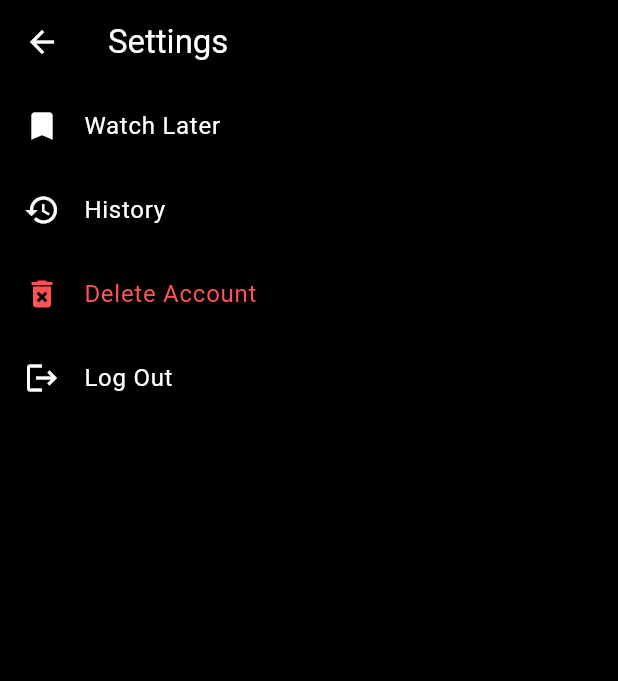
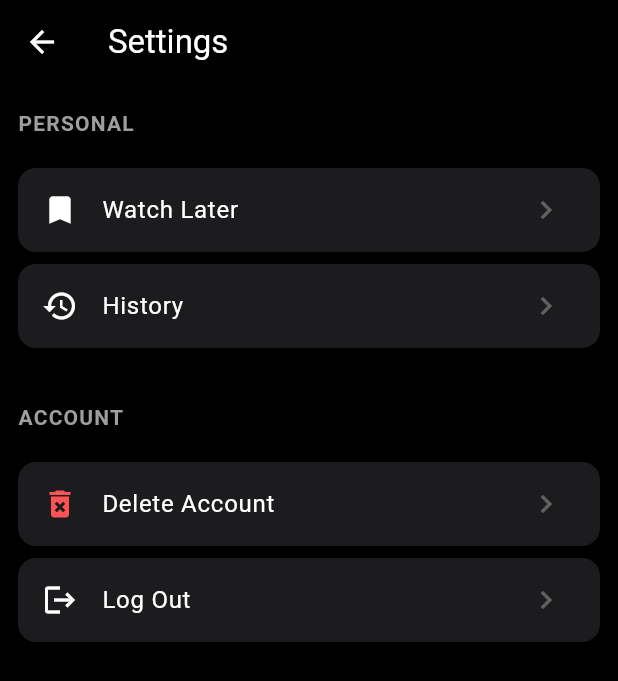
Before and after one commit to nhsnaa/streaming_app, a Flutter app: the SettingsPage screen opened directly, on a phone screen of 412 x 824 dp. Shown: the top 681 px of the screen. Run offline on Flutter 3.47's test engine with Material 3 defaults, Android fonts, the phone set to English and light mode, and no system bars; our stand-ins replace google_fonts, shared_preferences, smooth_page_indicator, youtube_player_iframe; accounts and stored records are empty.

Commit message:
fix ui for setting page

```diff
--- a/lib/modules/setting_page.dart
+++ b/lib/modules/setting_page.dart
@@ -1,10 +1,11 @@
 import 'package:flutter/material.dart';
 import 'package:streaming_app/services/user_data.dart';
-import 'package:streaming_app/modules/watch_later_page.dart'; // ✅ New page
+import 'package:streaming_app/modules/watch_later_page.dart';
 
 class SettingsPage extends StatelessWidget {
   const SettingsPage({super.key});
 
+  // Show confirmation dialog before deleting account
   void _confirmDeleteAccount(BuildContext context) {
     showDialog(
       context: context,
@@ -33,6 +34,7 @@ class SettingsPage extends StatelessWidget {
     );
   }
 
+  // Show watch history (placeholder dialog)
   void _showHistory(BuildContext context) {
     showDialog(
       context: context,
@@ -51,6 +53,72 @@ class SettingsPage extends StatelessWidget {
     );
   }
 
+  // Show confirmation dialog before logging out
+void _confirmLogout(BuildContext context) {
+  showDialog(
+    context: context,
+    builder: (_) => AlertDialog(
+      backgroundColor: Colors.grey[900],
+      title: const Text('Log Out', style: TextStyle(color: Colors.white)),
+      content: const Text(
+        'Are you sure you want to log out?',
+        style: TextStyle(color: Colors.white70),
+      ),
+      actions: [
+        TextButton(
+          onPressed: () => Navigator.pop(context),
+          child: const Text('Cancel', style: TextStyle(color: Colors.blueAccent)),
+        ),
+        TextButton(
+          onPressed: () async {
+            Navigator.pop(context); // Close the dialog
+            await UserData.logout();
+            Navigator.pushNamedAndRemoveUntil(context, '/login', (route) => false);
+          },
+          child: const Text('Log Out', style: TextStyle(color: Colors.redAccent)),
+        ),
+      ],
+    ),
+  );
+}
+
+
+  // Build a styled section title
+  Widget _buildSectionTitle(String title) {
+    return Padding(
+      padding: const EdgeInsets.symmetric(vertical: 16, horizontal: 12),
+      child: Text(
+        title,
+        style: const TextStyle(
+          color: Colors.grey,
+          fontSize: 14,
+          fontWeight: FontWeight.bold,
+          letterSpacing: 0.8,
+        ),
+      ),
+    );
+  }
+
+  // Build individual setting tile
+  Widget _buildTile(
+      {required IconData icon,
+      required String title,
+      Color iconColor = Colors.white,
+      required VoidCallback onTap}) {
+    return Card(
+      color: const Color(0xFF1C1C1E), // Slightly lighter than black
+      elevation: 2,
+      margin: const EdgeInsets.symmetric(horizontal: 12, vertical: 4),
+      shape: RoundedRectangleBorder(borderRadius: BorderRadius.circular(12)),
+      child: ListTile(
+        leading: Icon(icon, color: iconColor),
+        title: Text(title, style: const TextStyle(color: Colors.white)),
+        trailing: const Icon(Icons.chevron_right, color: Colors.white30),
+        onTap: onTap,
+      ),
+    );
+  }
+
   @override
   Widget build(BuildContext context) {
     return Scaffold(
@@ -59,12 +127,16 @@ class SettingsPage extends StatelessWidget {
         title: const Text('Settings'),
         backgroundColor: Colors.black,
         foregroundColor: Colors.white,
+        elevation: 0,
       ),
       body: ListView(
         children: [
-          ListTile(
-            leading: const Icon(Icons.bookmark, color: Colors.white),
-            title: const Text('Watch Later', style: TextStyle(color: Colors.white)),
+          // ----- PERSONAL SECTION -----
+          _buildSectionTitle('PERSONAL'),
+
+          _buildTile(
+            icon: Icons.bookmark,
+            title: 'Watch Later',
             onTap: () {
               Navigator.push(
                 context,
@@ -72,24 +144,31 @@ class SettingsPage extends StatelessWidget {
               );
             },
           ),
-          ListTile(
-            leading: const Icon(Icons.history, color: Colors.white),
-            title: const Text('History', style: TextStyle(color: Colors.white)),
+          _buildTile(
+            icon: Icons.history,
+            title: 'History',
             onTap: () => _showHistory(context),
           ),
-          ListTile(
-            leading: const Icon(Icons.delete_forever, color: Colors.redAccent),
-            title: const Text('Delete Account', style: TextStyle(color: Colors.redAccent)),
+
+          // Divider between sections
+          const SizedBox(height: 16),
+
+          // ----- ACCOUNT SECTION -----
+          _buildSectionTitle('ACCOUNT'),
+
+          _buildTile(
+            icon: Icons.delete_forever,
+            title: 'Delete Account',
+            iconColor: Colors.redAccent,
             onTap: () => _confirmDeleteAccount(context),
           ),
-          ListTile(
-            leading: const Icon(Icons.logout, color: Colors.white),
-            title: const Text('Log Out', style: TextStyle(color: Colors.white)),
-            onTap: () async {
-              await UserData.logout();
-              Navigator.pushNamedAndRemoveUntil(context, '/login', (route) => false);
-            },
+          _buildTile(
+            icon: Icons.logout,
+            title: 'Log Out',
+            onTap: () => _confirmLogout(context),
           ),
+
+          const SizedBox(height: 20),
         ],
       ),
     );
```
